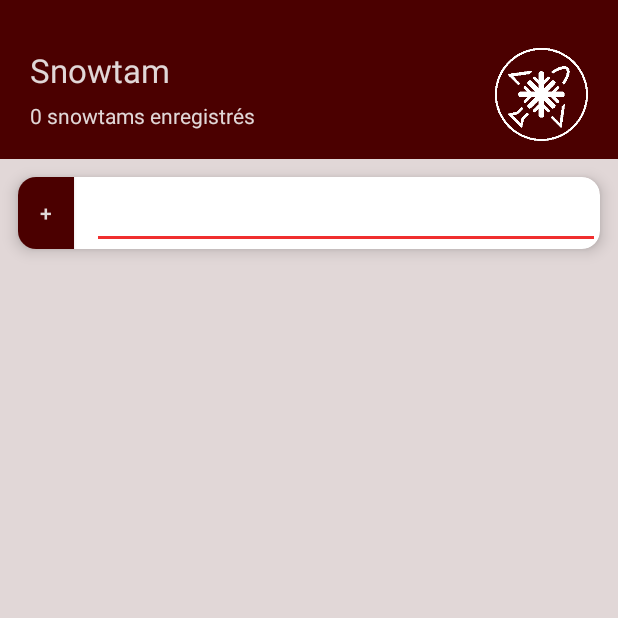
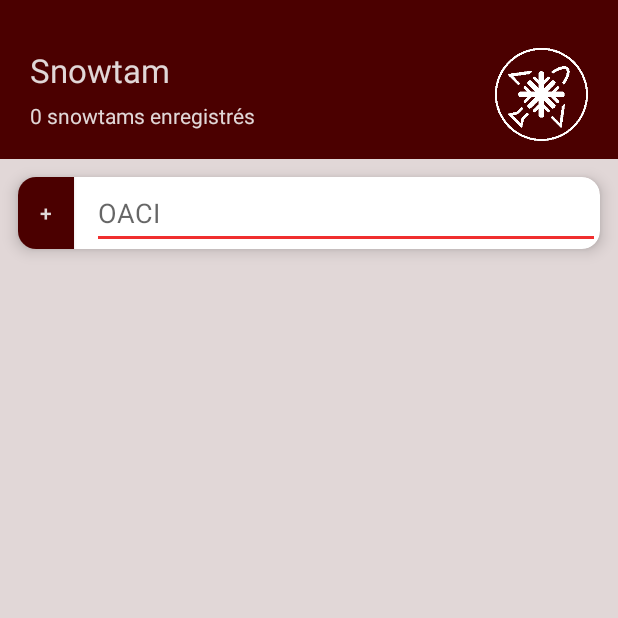
Before and after one commit to AfuaSenam/SnowTam, an Android app: the screen it shows after launch (MainActivity), on a phone screen of 412 x 824 dp, the top half of it. Run offline under Robolectric (Android 15) with nearby library versions, the phone set to English and light mode, and no system bars; our stand-ins replace Volley.

Commit message:
newKey + hint

```diff
--- a/app/src/main/java/com/snowtam/valen/snowtamv0/app/MainActivity.java
+++ b/app/src/main/java/com/snowtam/valen/snowtamv0/app/MainActivity.java
@@ -43,7 +43,8 @@ public class MainActivity extends Activity {
     private RequestQueue mRequestQueue;
     private StringRequest mStringRequest;
 
-    private String keySnowtam="6fb5e7d0-0c2f-11ea-aaad-bf68a54f0188";
+    private String keySnowtam="6fb5e7d0-0c2f-11ea-aaad-bf68a54f0188";   //Utilisée pour tests
+    //private String keySnowtam="41215a70-1b2b-11ea-9119-0d1c60ba0237"; //Non utilisée
     //private String location="ENBR";
     private String url="https://api.myjson.com/bins/pag12";
     private String urlApi ="https://v4p4sz5ijk.execute-api.us-east-1.amazonaws.com/anbdata/states/notams/notams-realtime-list?api_key="+keySnowtam+"&format=json&criticality=&locations=";//+location;
--- a/app/src/main/res/layout/activity_main.xml
+++ b/app/src/main/res/layout/activity_main.xml
@@ -78,7 +78,8 @@
                 android:layout_height="match_parent"
                 android:minWidth="200dp"
                 android:shadowColor="@color/colorAccent"
-                android:inputType="textCapCharacters"/>
+                android:inputType="textCapCharacters"
+                android:hint="@string/hint_OACI"/>
 
         </LinearLayout>
 
--- a/app/src/main/res/values/strings.xml
+++ b/app/src/main/res/values/strings.xml
@@ -7,6 +7,7 @@
     <string name="toast_existing_snowtam">"Code déjà exitant"</string>
     <string name="toast_invalid_snowtam">"Code invalide\n(4 caractères)"</string>
     <string name="toast_notfound_snowtam">"Code introuvable"</string>
+    <string name="hint_OACI">"OACI"</string>
 
     <!--********INFOCODE********-->
     <string name="button_map">Plan</string>
```
Also changed, not shown: app/src/main/java/com/snowtam/valen/snowtamv0/app/Infocode.java (+6 -1 lines), 2 other files.
